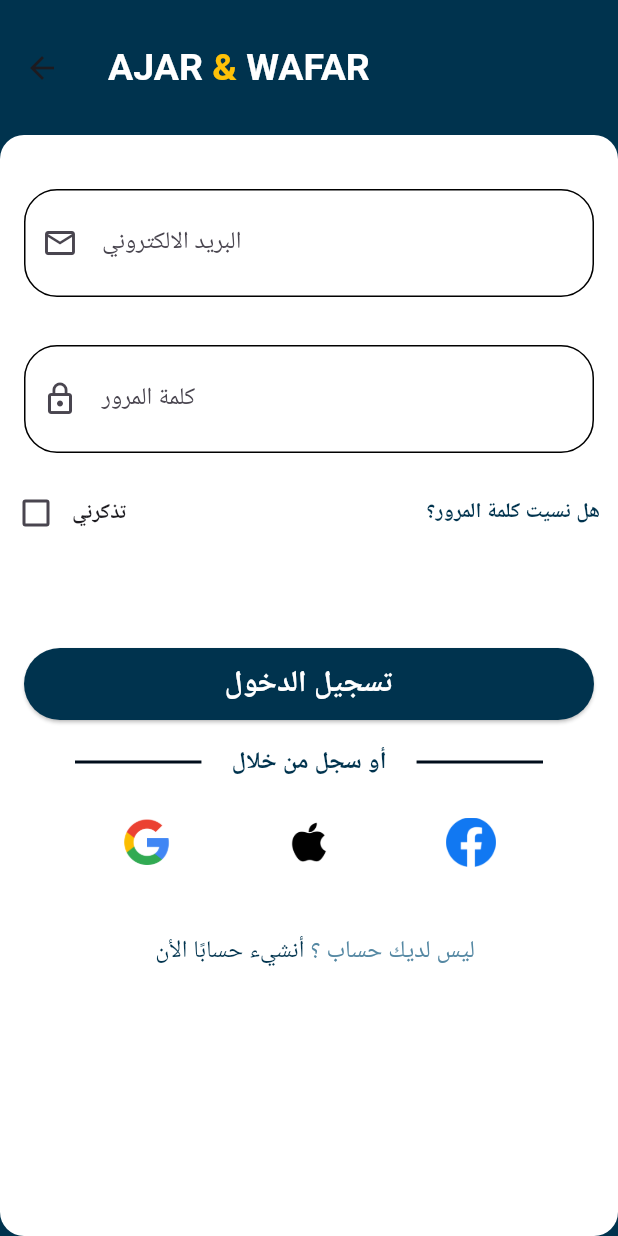
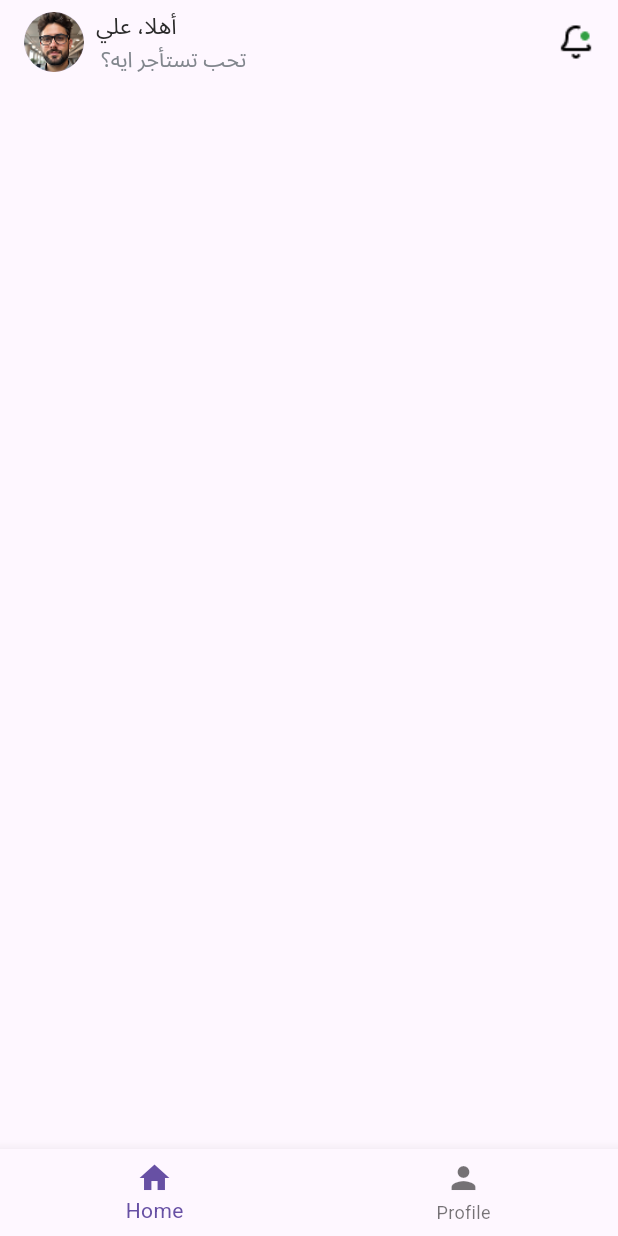
Before and after one commit to Final-Project-11-FCAI/Ager-Waffer, a Flutter app: the LoginScreen screen opened by its route, after a tap on "تسجيل الدخول", on a phone screen of 412 x 824 dp. Run offline on Flutter 3.47's test engine with Material 3 defaults, Android fonts, the phone set to English and light mode, and no system bars; our stand-ins replace country_picker, dio, firebase_core, firebase_messaging, flutter_bloc, flutter_cache_manager and 11 more; missing offline and left inert: multi_image_picker_plus, pointycastle; accounts and stored records are empty; Roboto replaces fonts that are missing (Tajawal); key blocks and very long unbroken strings in the code were emptied for the run.

Commit message:
handel styles to reduce code, make home layout and start in home screen

```diff
--- a/lib/Base/common/theme.dart
+++ b/lib/Base/common/theme.dart
@@ -1,4 +1,5 @@
 import 'package:flutter/material.dart';
+import 'package:flutter_screenutil/flutter_screenutil.dart';
 import 'package:google_fonts/google_fonts.dart';
 
 double defaultMargin = 24.0;
@@ -7,10 +8,51 @@ double defaultRadius = 10.0;
 const Color kPrimaryColor = Color(0xff00334E);
 const Color kLightPrimaryColor = Color(0xff145374);
 const Color kWhiteColor = const Color(0xffFFFFFF);
+const Color kGreyColor = const Color(0xff81868D);
+const Color kBoldGreyColor = const Color(0xff00334EBD);
 
 
+TextStyle font15BlackRegular = GoogleFonts.notoSansArabic(
+  fontSize: 15.sp,
+  color: kBlackColor,
+  fontWeight: regular,
+);
+TextStyle font14GreyRegular = GoogleFonts.notoSansArabic(
+  fontSize: 14.sp,
+  color: kGreyColor,
+  fontWeight: regular,
+);
+TextStyle font20BoldGreyRegular = GoogleFonts.notoSansArabic(
+  fontSize: 20.sp,
+  color: kBoldGreyColor,
+  fontWeight: regular,
+);
+
+TextStyle font24LightPrimarySemiBold = GoogleFonts.notoSansArabic(
+  fontSize: 24.sp,
+  color: kLightPrimaryColor,
+  fontWeight: semiBold,
+);
+TextStyle font24PrimarySemiBold = GoogleFonts.notoSansArabic(
+  fontSize: 24.sp,
+  color: kPrimaryColor,
+  fontWeight: semiBold,
+);
+
+TextStyle font20PrimaryMedium = GoogleFonts.notoSansArabic(
+  fontSize: 20.sp,
+  color: kPrimaryColor,
+  fontWeight: medium,
+);
 
 
+FontWeight light = FontWeight.w300;
+FontWeight regular = FontWeight.w400;
+FontWeight medium = FontWeight.w500;
+FontWeight semiBold = FontWeight.w600;
+FontWeight bold = FontWeight.w700;
+FontWeight extraBold = FontWeight.w800;
+FontWeight black = FontWeight.w900;
 
 const Color kLightBlackColor = const Color(0xFF000D1B);
 const Color kroseColor = const Color(0xFF62BAA1);
@@ -35,7 +77,6 @@ const Color kSelectedTimeColor = const Color(0xFFC6C6C6);
 const Color korangeCarColor = const Color(0xFFFF5C00);
 const Color kburgundyCarColor = const Color(0xFF6D0115);
 const Color kBoldRoseColor = const Color(0xFF28846E);
-const Color kGreyColor = const Color(0xff9698A9);
 const Color kYellowCanaryColor = const Color(0xffFFCD1A);
 const Color kContainerColor = const Color(0xffDDF5EA);
 const Color kPickImageColor = const Color(0xff666666);
@@ -101,13 +142,6 @@ BottomNavigationBarThemeData bottomNavigationBarTheme =
   type: BottomNavigationBarType.fixed,
 );
 
-FontWeight light = FontWeight.w300;
-FontWeight regular = FontWeight.w400;
-FontWeight medium = FontWeight.w500;
-FontWeight semiBold = FontWeight.w600;
-FontWeight bold = FontWeight.w700;
-FontWeight extraBold = FontWeight.w800;
-FontWeight black = FontWeight.w900;
 
 ColorScheme kColorScheme = ColorScheme(
   primary: kPrimaryColor,
--- a/lib/Features/Authentication/login/presentation/pages/login_screen.dart
+++ b/lib/Features/Authentication/login/presentation/pages/login_screen.dart
@@ -1,6 +1,8 @@
+import 'package:ager_waffer/Base/common/navigtor.dart';
 import 'package:ager_waffer/Base/common/theme.dart';
 import 'package:ager_waffer/Features/Authentication/login/presentation/widgets/coustom_textfield.dart';
 import 'package:ager_waffer/Features/Authentication/login/presentation/widgets/logoastext.dart';
+import 'package:ager_waffer/Features/Home/presentation/pages/home_layout_screen.dart';
 import 'package:ager_waffer/Features/Onboarding/presentation/widgets/logoicons.dart';
 import 'package:flutter/gestures.dart';
 import 'package:flutter/material.dart';
@@ -91,7 +93,13 @@ class _LoginScreenState extends State<LoginScreen>
                 width: double.infinity,
                 height: 80,
                 child: ElevatedButton(
-                  onPressed: () {},
+                  onPressed: () {
+                    Navigator.pushNamedAndRemoveUntil(
+                      context,
+                      '/home',
+                          (route) => false,
+                    );
+                  },
                   style: ElevatedButton.styleFrom(
                     backgroundColor: kPrimaryColor,
                   ),
--- /dev/null
+++ b/lib/Features/Home/presentation/manager/bottom_nav_cubit.dart
@@ -0,0 +1,7 @@
+import 'package:flutter_bloc/flutter_bloc.dart';
+
+class BottomNavCubit extends Cubit<int> {
+  BottomNavCubit() : super(0);
+
+  void changeIndex(int index) => emit(index);
+}
--- /dev/null
+++ b/lib/Features/Home/presentation/pages/home_layout_screen.dart
@@ -0,0 +1,44 @@
+import 'package:ager_waffer/Features/Home/presentation/manager/bottom_nav_cubit.dart';
+import 'package:ager_waffer/Features/Home/presentation/pages/home_screen.dart';
+import 'package:ager_waffer/Features/Profile/presentation/pages/profile_screen.dart';
+import 'package:flutter/material.dart';
+import 'package:flutter_bloc/flutter_bloc.dart';
+
+class HomeLayoutScreen extends StatelessWidget {
+  const HomeLayoutScreen({super.key});
+
+  @override
+  Widget build(BuildContext context) {
+    final List<Widget> screens = const [
+      HomeScreen(),
+      ProfileScreen(),
+    ];
+
+    return BlocBuilder<BottomNavCubit, int>(
+      builder: (context, currentIndex) {
+        return Scaffold(
+          body: IndexedStack(
+            index: currentIndex,
+            children: screens,
+          ),
+          bottomNavigationBar: BottomNavigationBar(
+            currentIndex: currentIndex,
+            onTap: (index) {
+              context.read<BottomNavCubit>().changeIndex(index);
+            },
+            items: const [
+              BottomNavigationBarItem(
+                icon: Icon(Icons.home),
+                label: "Home",
+              ),
+              BottomNavigationBarItem(
+                icon: Icon(Icons.person),
+                label: "Profile",
+              ),
+            ],
+          ),
+        );
+      },
+    );
+  }
+}
--- /dev/null
+++ b/lib/Features/Home/presentation/pages/home_screen.dart
@@ -0,0 +1,37 @@
+import 'package:ager_waffer/Base/common/theme.dart';
+import 'package:flutter/material.dart';
+import 'package:gap/gap.dart';
+
+class HomeScreen extends StatelessWidget {
+  const HomeScreen({super.key});
+
+  @override
+  Widget build(BuildContext context) {
+    return Scaffold(
+      appBar: AppBar(
+        title: Row(
+          mainAxisAlignment: MainAxisAlignment.spaceBetween,
+          children: [
+            Row(
+              children: [
+                CircleAvatar(
+                  backgroundImage: AssetImage('assets/images/profile_image.png'),
+                ),
+                Gap(8),
+                Column(
+                  crossAxisAlignment: CrossAxisAlignment.start,
+                  children: [
+                    Text('أهلا، علي', style: font15BlackRegular,),
+                    Gap(4),
+                    Text(' تحب تستأجر ايه؟', style: font14GreyRegular,)
+                  ],
+                )
+              ],
+            ),
+            Image.asset('assets/images/notification_icon.png')
+          ],
+        ),
+      ),
+    );
+  }
+}
--- /dev/null
+++ b/lib/Features/Profile/presentation/pages/profile_screen.dart
@@ -0,0 +1,15 @@
+import 'package:flutter/material.dart';
+
+class ProfileScreen extends StatelessWidget {
+  const ProfileScreen({super.key});
+
+  @override
+  Widget build(BuildContext context) {
+    return const Center(
+      child: Text(
+        "Profile Screen",
+        style: TextStyle(fontSize: 24),
+      ),
+    );
+  }
+}
--- a/lib/main.dart
+++ b/lib/main.dart
@@ -2,6 +2,8 @@ import 'dart:io';
 import 'package:ager_waffer/Features/Authentication/login/presentation/pages/frogetpassword.dart';
 import 'package:ager_waffer/Features/Authentication/login/presentation/pages/login_screen.dart';
 import 'package:ager_waffer/Features/Authentication/login/presentation/pages/register_screen.dart';
+import 'package:ager_waffer/Features/Home/presentation/manager/bottom_nav_cubit.dart';
+import 'package:ager_waffer/Features/Home/presentation/pages/home_layout_screen.dart';
 import 'package:ager_waffer/Features/Splash/presentation/pages/splash_screen.dart';
 import 'package:ager_waffer/firebase_options.dart';
 import 'package:country_picker/country_picker.dart';
@@ -132,6 +134,9 @@ class _MyAppState extends State<MyApp> with WidgetsBindingObserver {
         'LoginScreen': (context) => LoginScreen(),
         'RegisterScreen': (context) => RegisterScreen(),
         'FrogetPassword': (context) => FrogetPassword(),
+        '/home': (context) => BlocProvider(
+                              create: (_) => BottomNavCubit(),
+                              child: const HomeLayoutScreen()),
 
       },
     );
```
Also changed, not shown: lib/Features/Onboarding/presentation/pages/onboarding_screen.dart (+2 -10 lines), lib/Features/Splash/presentation/pages/splash_screen.dart (+45 -6 lines), assets/images/notification_icon.png (added), assets/images/profile_image.png (added).
